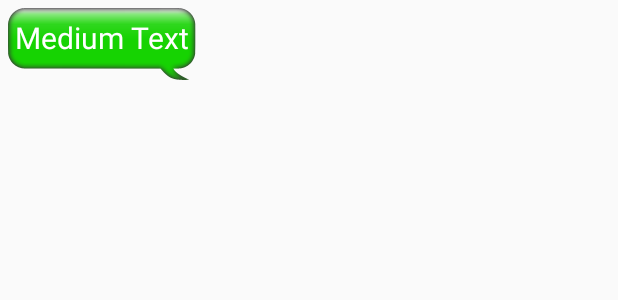
After one commit to strauss115/DecisionManagement, an Android app: the layout viewgroup_chat.xml on its own in the app's theme, with its tools: preview values and no code run, on a phone screen of 412 x 824 dp. The commit adds this screen. Shown: the top 300 px of the screen. Run offline under Robolectric (Android 15) with nearby library versions, the phone set to English and light mode, and no system bars.

Commit message:
chat layout changes

```diff
--- a/DecisionManagementAndroidApp/app/src/main/res/layout/activity_chat.xml
+++ b/DecisionManagementAndroidApp/app/src/main/res/layout/activity_chat.xml
@@ -13,6 +13,8 @@ android:layout_height="fill_parent"
     android:transcriptMode="alwaysScroll"
     android:cacheColorHint="#00000000"
     android:listSelector="@android:color/transparent"
+    android:dividerHeight="0dp"
+    android:divider="@null"
     />
     <View style="@style/Divider" />
 <LinearLayout android:id="@+id/footer"
--- /dev/null
+++ b/DecisionManagementAndroidApp/app/src/main/res/layout/viewgroup_chat.xml
@@ -0,0 +1,20 @@
+<?xml version="1.0" encoding="utf-8"?>
+<LinearLayout xmlns:android="http://schemas.android.com/apk/res/android"
+    android:layout_width="fill_parent"
+    android:layout_height="fill_parent"
+    android:orientation="vertical" >
+
+    <TextView
+        android:id="@+id/chat_message_text"
+        android:layout_width="wrap_content"
+        android:layout_height="wrap_content"
+        android:layout_margin="5sp"
+        android:background="@drawable/speech_bubble_green"
+        android:shadowColor="@color/textShadow"
+        android:shadowDx="1"
+        android:shadowDy="1"
+        android:text="Medium Text"
+        android:textColor="@color/textColor"
+        android:textSize="20sp" />
+
+</LinearLayout>
```
Also changed, not shown: DecisionManagementAndroidApp/app/src/main/java/at/jku/se/decisiondocu/beans/ChatAdapter.java (renamed from DecisionManagementAndroidApp/app/src/main/java/at/jku/se/decisiondocu/chat/MyCustomAdapter.java, +10 -13 lines), DecisionManagementAndroidApp/app/src/main/java/at/jku/se/decisiondocu/chat/ChatActivity.java (+15 -1 lines), DecisionManagementAndroidApp/app/src/main/java/at/jku/se/decisiondocu/views/ChatListItemView.java (+7 -2 lines), DecisionManagementAndroidApp/app/src/main/res/drawable/message_bar.xml (added, +14 -0 lines), DecisionManagementAndroidApp/app/src/main/res/drawable/message_field.xml (added, +26 -0 lines), DecisionManagementAndroidApp/app/src/main/res/drawable/send_button.xml (added, +25 -0 lines), DecisionManagementAndroidApp/app/src/main/res/layout/list_item.xml (deleted, +0 -19 lines), DecisionManagementAndroidApp/app/src/main/res/values/colors.xml (+13 -0 lines), DecisionManagementAndroidApp/app/src/main/res/drawable-hdpi/speech_bubble_green.9.png (added), DecisionManagementAndroidApp/app/src/main/res/drawable-hdpi/speech_bubble_orange.9.png (added), DecisionManagementAndroidApp/app/src/main/res/drawable-ldpi/speech_bubble_green.9.png (added), DecisionManagementAndroidApp/app/src/main/res/drawable-ldpi/speech_bubble_orange.9.png (added), DecisionManagementAndroidApp/app/src/main/res/drawable-mdpi/speech_bubble_green.9.png (added), DecisionManagementAndroidApp/app/src/main/res/drawable-mdpi/speech_bubble_orange.9.png (added), 2 more files.
